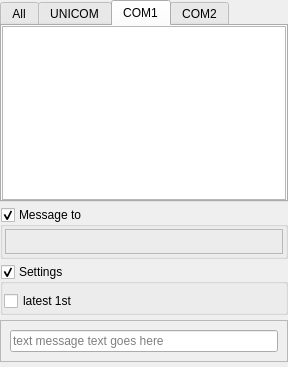
Before: the Qt Designer form src/blackgui/components/textmessagecomponent.ui in swift-project/pilotclient, drawn with Qt 5.
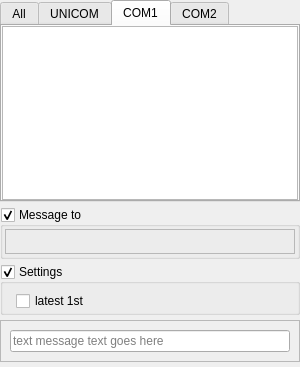
After: the same form once the commit is applied. The open tabs and pages were chosen to show the change. Custom widgets are drawn as their Qt base class.

Commit message: Fix deprecated in GUI utility class

Patch:
```diff
--- a/src/blackgui/components/textmessagecomponent.ui
+++ b/src/blackgui/components/textmessagecomponent.ui
@@ -6,7 +6,7 @@
    <rect>
     <x>0</x>
     <y>0</y>
-    <width>260</width>
+    <width>300</width>
     <height>367</height>
    </rect>
   </property>
@@ -159,9 +159,6 @@
          <property name="readOnly">
           <bool>true</bool>
          </property>
-         <property name="tabStopWidth">
-          <number>10</number>
-         </property>
         </widget>
        </item>
       </layout>
```
Left out of the diff: 3 changed lines with no effect on the pictures. The commit also changes 1 other file.
